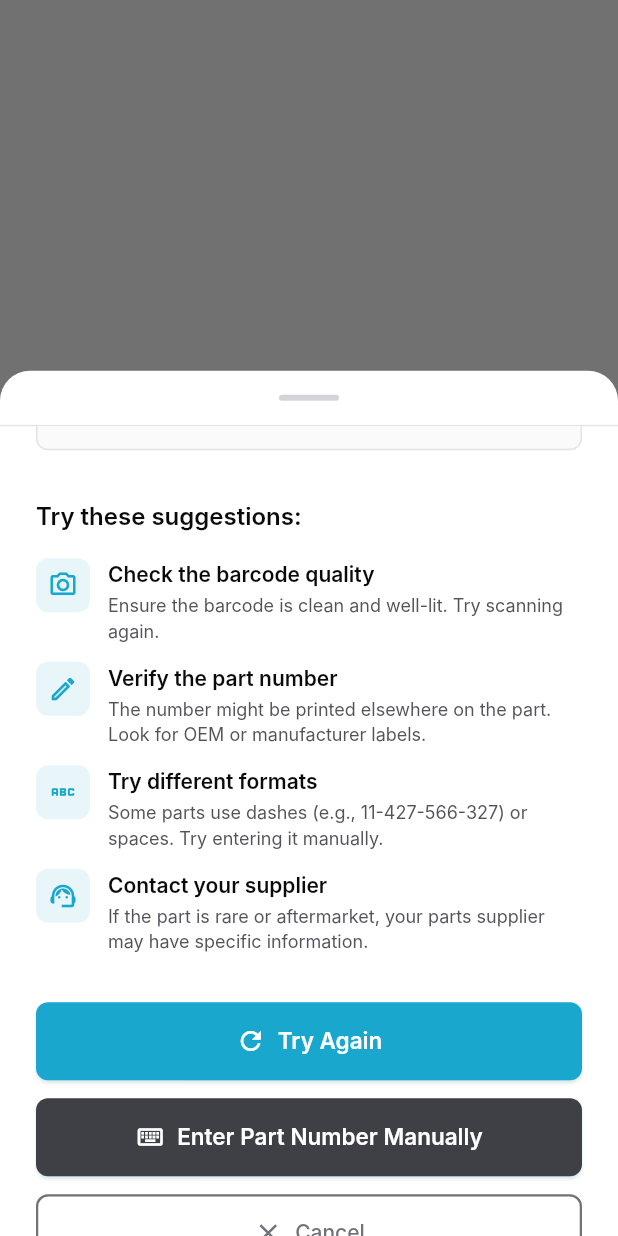
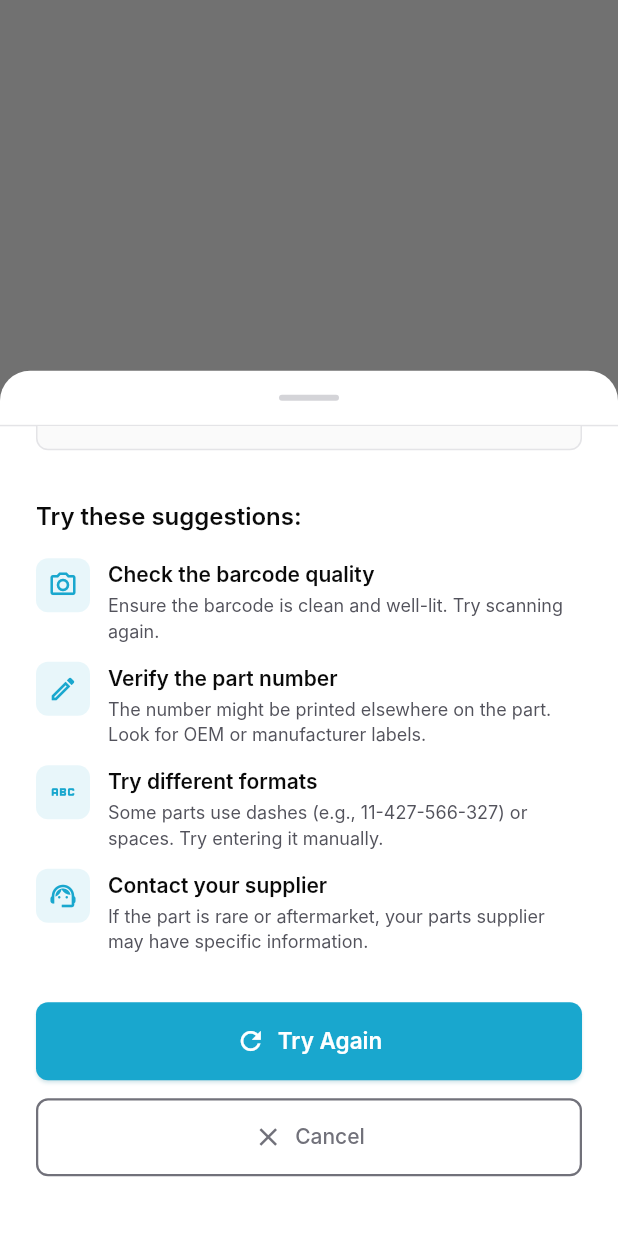
Before and after one commit to kiwanacollins/moto-lens, a Flutter app: what show() shows on an empty page, opened directly with empty values, scrolled down 307 dp, on a phone screen of 412 x 824 dp. Run offline on Flutter 3.47's test engine with Material 3 defaults, Android fonts, the phone set to English and light mode, and no system bars; our stand-ins replace cached_network_image, connectivity_plus, flutter_markdown, flutter_secure_storage, flutter_svg, form_builder_validators and 6 more; missing offline and left inert: local_auth_android, mobile_scanner; accounts and stored records are empty; Roboto replaces fonts that are missing (Inter); project files that could hold a hidden picture were left out.

Commit message:
refactor: Simplify QR scanner screen and part not found sheet by removing manual entry options

```diff
--- a/moto_lens_mobile/lib/widgets/part_not_found_sheet.dart
+++ b/moto_lens_mobile/lib/widgets/part_not_found_sheet.dart
@@ -7,13 +7,11 @@ import '../styles/styles.dart';
 class PartNotFoundSheet extends StatelessWidget {
   final String scannedValue;
   final VoidCallback? onTryAgain;
-  final VoidCallback? onManualEntry;
 
   const PartNotFoundSheet({
     super.key,
     required this.scannedValue,
     this.onTryAgain,
-    this.onManualEntry,
   });
 
   /// Show the "Part Not Found" sheet as a modal bottom sheet.
@@ -21,17 +19,13 @@ class PartNotFoundSheet extends StatelessWidget {
     BuildContext context, {
     required String scannedValue,
     VoidCallback? onTryAgain,
-    VoidCallback? onManualEntry,
   }) {
     return showModalBottomSheet(
       context: context,
       isScrollControlled: true,
       backgroundColor: Colors.transparent,
-      builder: (_) => PartNotFoundSheet(
-        scannedValue: scannedValue,
-        onTryAgain: onTryAgain,
-        onManualEntry: onManualEntry,
-      ),
+      builder: (_) =>
+          PartNotFoundSheet(scannedValue: scannedValue, onTryAgain: onTryAgain),
     );
   }
 
@@ -158,18 +152,6 @@ class PartNotFoundSheet extends StatelessWidget {
                     onPressed: () {
                       Navigator.pop(context);
                       onTryAgain?.call();
-                    },
-                  ),
-                  const SizedBox(height: AppSpacing.sm),
-
-                  _buildActionButton(
-                    context,
-                    icon: Icons.keyboard_outlined,
-                    label: 'Enter Part Number Manually',
-                    color: AppColors.zinc700,
-                    onPressed: () {
-                      Navigator.pop(context);
-                      onManualEntry?.call();
                     },
                   ),
                   const SizedBox(height: AppSpacing.sm),
```
Also changed, not shown: moto_lens_mobile/lib/screens/scanner/qr_scanner_screen.dart (+2 -35 lines).
